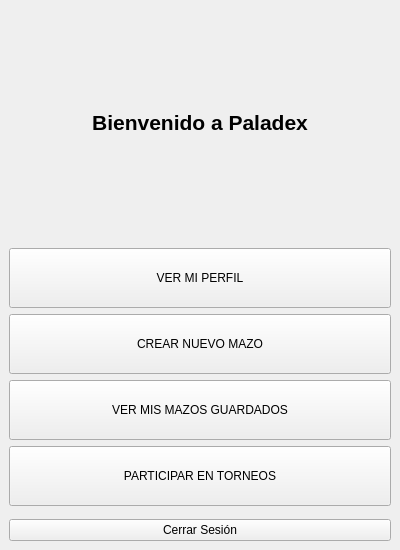
Before: the Qt Designer form Proyecto/src/vista/Ui/menu_principal.ui in OscarCollantesPenalba/Paladex, drawn with Qt 5.
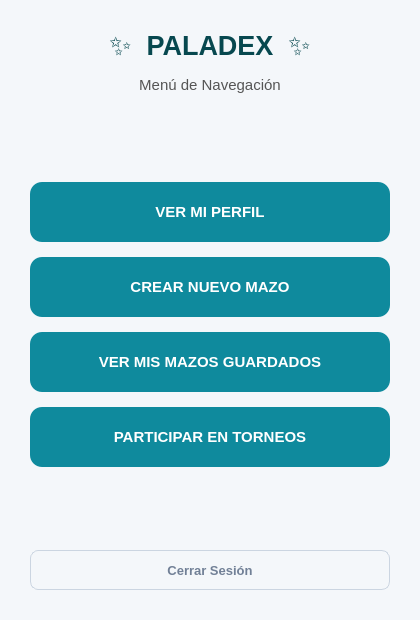
After: the same form once the commit is applied.

Patch:
```diff
--- a/Proyecto/src/vista/Ui/menu_principal.ui
+++ b/Proyecto/src/vista/Ui/menu_principal.ui
@@ -6,25 +6,80 @@
    <rect>
     <x>0</x>
     <y>0</y>
-    <width>400</width>
-    <height>550</height>
+    <width>420</width>
+    <height>620</height>
    </rect>
   </property>
   <property name="windowTitle">
    <string>Paladex - Menú Principal</string>
   </property>
   <widget class="QWidget" name="centralwidget">
+   <property name="font">
+    <font>
+     <family>Segoe UI</family>
+     <pointsize>10</pointsize>
+    </font>
+   </property>
+   <property name="styleSheet">
+    <string notr="true">QWidget#centralwidget {
+    background-color: #F4F7FA;
+}
+
+QLabel {
+    color: #333333;
+}</string>
+   </property>
    <layout class="QVBoxLayout" name="verticalLayout">
+    <property name="spacing">
+     <number>15</number>
+    </property>
+    <property name="leftMargin">
+     <number>30</number>
+    </property>
+    <property name="topMargin">
+     <number>30</number>
+    </property>
+    <property name="rightMargin">
+     <number>30</number>
+    </property>
+    <property name="bottomMargin">
+     <number>30</number>
+    </property>
+    <item>
+     <widget class="QLabel" name="lblLogo">
+      <property name="font">
+       <font>
+        <family>Segoe UI</family>
+        <pointsize>20</pointsize>
+        <weight>75</weight>
+        <bold>true</bold>
+       </font>
+      </property>
+      <property name="styleSheet">
+       <string notr="true">color: #07484F;</string>
+      </property>
+      <property name="text">
+       <string>✨  PALADEX  ✨</string>
+      </property>
+      <property name="alignment">
+       <set>Qt::AlignCenter</set>
+      </property>
+     </widget>
+    </item>
     <item>
      <widget class="QLabel" name="lblBienvenida">
       <property name="font">
        <font>
-        <pointsize>16</pointsize>
-        <weight>75</weight>
+        <family>Segoe UI</family>
+        <pointsize>11</pointsize>
+        <weight>50</weight>
        </font>
       </property>
+      <property name="styleSheet">
+       <string notr="true">color: #555555; margin-bottom: 5px;</string>
+      </property>
       <property name="text">
-       <string>Bienvenido a Paladex</string>
+       <string>Menú de Navegación</string>
       </property>
       <property name="alignment">
        <set>Qt::AlignCenter</set>
@@ -36,6 +91,12 @@
       <property name="orientation">
        <enum>Qt::Vertical</enum>
       </property>
+      <property name="sizeHint" stdset="0">
+       <size>
+        <width>20</width>
+        <height>20</height>
+       </size>
+      </property>
      </spacer>
     </item>
     <item>
@@ -46,6 +107,31 @@
         <height>60</height>
        </size>
       </property>
+      <property name="font">
+       <font>
+        <family>Segoe UI</family>
+        <pointsize>11</pointsize>
+        <weight>75</weight>
+        <bold>true</bold>
+       </font>
+      </property>
+      <property name="cursor">
+       <cursorShape>PointingHandCursor</cursorShape>
+      </property>
+      <property name="styleSheet">
+       <string notr="true">QPushButton {
+    background-color: #0F8A9D;
+    color: white;
+    border: none;
+    border-radius: 12px;
+}
+QPushButton:hover {
+    background-color: #17A6BC;
+}
+QPushButton:pressed {
+    background-color: #0A6D7D;
+}</string>
+      </property>
       <property name="text">
        <string>VER MI PERFIL</string>
       </property>
@@ -59,6 +145,31 @@
         <height>60</height>
        </size>
       </property>
+      <property name="font">
+       <font>
+        <family>Segoe UI</family>
+        <pointsize>11</pointsize>
+        <weight>75</weight>
+        <bold>true</bold>
+       </font>
+      </property>
+      <property name="cursor">
+       <cursorShape>PointingHandCursor</cursorShape>
+      </property>
+      <property name="styleSheet">
+       <string notr="true">QPushButton {
+    background-color: #0F8A9D;
+    color: white;
+    border: none;
+    border-radius: 12px;
+}
+QPushButton:hover {
+    background-color: #17A6BC;
+}
+QPushButton:pressed {
+    background-color: #0A6D7D;
+}</string>
+      </property>
       <property name="text">
        <string>CREAR NUEVO MAZO</string>
       </property>
@@ -72,6 +183,31 @@
         <height>60</height>
        </size>
       </property>
+      <property name="font">
+       <font>
+        <family>Segoe UI</family>
+        <pointsize>11</pointsize>
+        <weight>75</weight>
+        <bold>true</bold>
+       </font>
+      </property>
+      <property name="cursor">
+       <cursorShape>PointingHandCursor</cursorShape>
+      </property>
+      <property name="styleSheet">
+       <string notr="true">QPushButton {
+    background-color: #0F8A9D;
+    color: white;
+    border: none;
+    border-radius: 12px;
+}
+QPushButton:hover {
+    background-color: #17A6BC;
+}
+QPushButton:pressed {
+    background-color: #0A6D7D;
+}</string>
+      </property>
       <property name="text">
        <string>VER MIS MAZOS GUARDADOS</string>
       </property>
@@ -85,6 +221,31 @@
         <height>60</height>
        </size>
       </property>
+      <property name="font">
+       <font>
+        <family>Segoe UI</family>
+        <pointsize>11</pointsize>
+        <weight>75</weight>
+        <bold>true</bold>
+       </font>
+      </property>
+      <property name="cursor">
+       <cursorShape>PointingHandCursor</cursorShape>
+      </property>
+      <property name="styleSheet">
+       <string notr="true">QPushButton {
+    background-color: #0F8A9D;
+    color: white;
+    border: none;
+    border-radius: 12px;
+}
+QPushButton:hover {
+    background-color: #17A6BC;
+}
+QPushButton:pressed {
+    background-color: #0A6D7D;
+}</string>
+      </property>
       <property name="text">
        <string>PARTICIPAR EN TORNEOS</string>
       </property>
@@ -95,10 +256,49 @@
       <property name="orientation">
        <enum>Qt::Vertical</enum>
       </property>
+      <property name="sizeHint" stdset="0">
+       <size>
+        <width>20</width>
+        <height>30</height>
+       </size>
+      </property>
      </spacer>
     </item>
     <item>
      <widget class="QPushButton" name="btnCerrarSesion">
+      <property name="minimumSize">
+       <size>
+        <width>0</width>
+        <height>40</height>
+       </size>
+      </property>
+      <property name="font">
+       <font>
+        <family>Segoe UI</family>
+        <pointsize>10</pointsize>
+        <weight>75</weight>
+        <bold>true</bold>
+       </font>
+      </property>
+      <property name="cursor">
+       <cursorShape>PointingHandCursor</cursorShape>
+      </property>
+      <property name="styleSheet">
+       <string notr="true">QPushButton {
+    background-color: transparent;
+    color: #718096;
+    border: 1px solid #CBD5E1;
+    border-radius: 8px;
+}
+QPushButton:hover {
+    background-color: #FFF5F5;
+    color: #E53E3E;
+    border: 1px solid #FEB2B2;
+}
+QPushButton:pressed {
+    background-color: #FED7D7;
+}</string>
+      </property>
       <property name="text">
        <string>Cerrar Sesión</string>
       </property>
```
Left out of the diff: 2 changed lines with no effect on the pictures.
